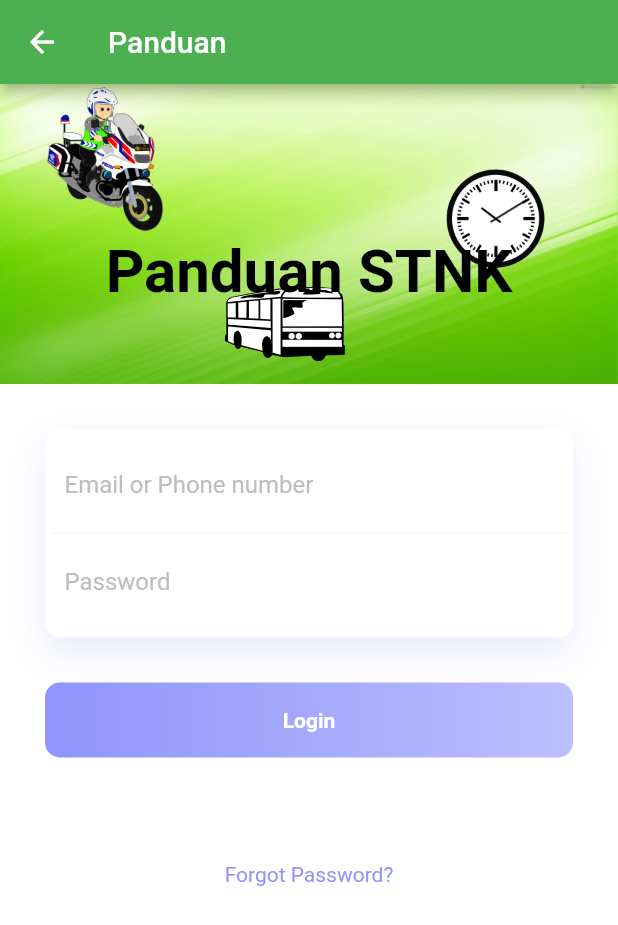
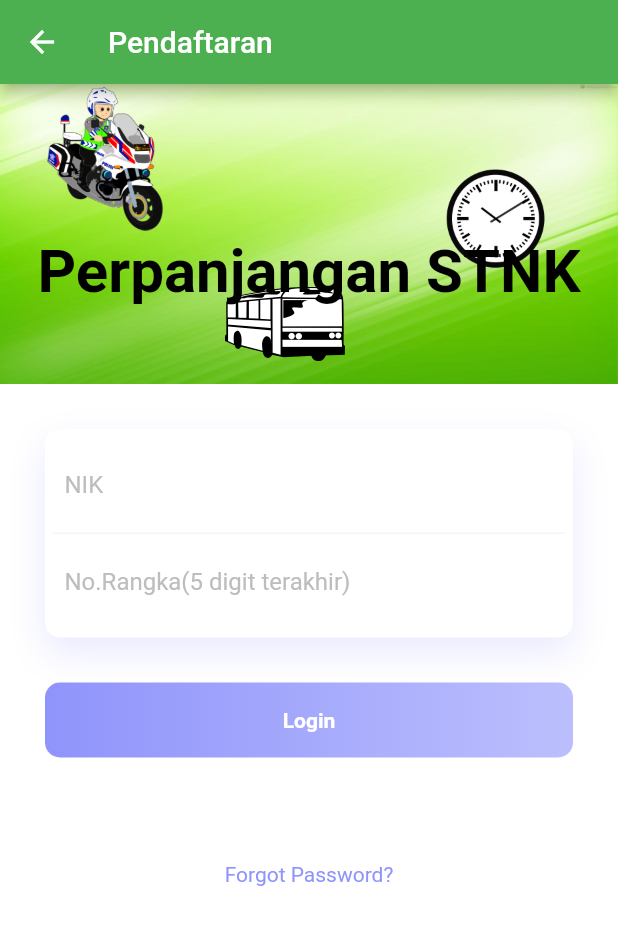
Before and after one commit to RdKaranNugraha/tubes, a Flutter app: the STNK screen opened directly, after a tap on "Pendaftaran Perpanjangan STNK", on a phone screen of 412 x 824 dp. Shown: the top 925 px of the screen. Run offline on Flutter 3.47's test engine with Material 2 defaults, Android fonts, the phone set to English and light mode, and no system bars.

Commit message:
revisi 4
revisi 4

```diff
--- /dev/null
+++ b/lib/pendaftaranstnk.dart
@@ -0,0 +1,151 @@
+// import 'package:day12_login/Animation/FadeAnimation.dart';
+import 'package:flutter/material.dart';
+import 'package:tubes/stnk.dart';
+
+class PendaftaranSTNK extends StatefulWidget {
+  @override
+  _PendaftaranSTNKState createState() => _PendaftaranSTNKState();
+}
+
+class _PendaftaranSTNKState extends State<PendaftaranSTNK>
+    with SingleTickerProviderStateMixin {
+  @override
+  Widget build(BuildContext context) {
+    return Scaffold(
+        appBar: AppBar(
+          backgroundColor: Colors.green,
+          title: Text("Pendaftaran"),
+        ),
+        backgroundColor: Colors.white,
+        body: Container(
+          child: Column(
+            children: <Widget>[
+              Container(
+                height: 200,
+                decoration: BoxDecoration(
+                    image: DecorationImage(
+                        image: AssetImage('assets/images/background.jpg'),
+                        fit: BoxFit.fill)),
+                child: Stack(
+                  children: <Widget>[
+                    Positioned(
+                      left: 30,
+                      width: 80,
+                      height: 100,
+                      child: Container(
+                        decoration: BoxDecoration(
+                            image: DecorationImage(
+                                image: AssetImage('assets/images/motor.png'))),
+                      ),
+                    ),
+                    Positioned(
+                      left: 150,
+                      width: 80,
+                      height: 320,
+                      child: Container(
+                        decoration: BoxDecoration(
+                            image: DecorationImage(
+                                image: AssetImage('assets/images/bus.png'))),
+                      ),
+                    ),
+                    Positioned(
+                      right: 40,
+                      top: 40,
+                      width: 80,
+                      height: 100,
+                      child: Container(
+                        decoration: BoxDecoration(
+                            image: DecorationImage(
+                                image: AssetImage('assets/images/jam.png'))),
+                      ),
+                    ),
+                    Positioned(
+                      child: Container(
+                        margin: EdgeInsets.only(top: 50),
+                        child: Center(
+                          child: Text(
+                            "Perpanjangan STNK",
+                            style: TextStyle(
+                                color: Colors.black,
+                                fontSize: 40,
+                                fontWeight: FontWeight.bold),
+                          ),
+                        ),
+                      ),
+                    )
+                  ],
+                ),
+              ),
+              Padding(
+                  padding: EdgeInsets.all(30.0),
+                  child: Column(children: <Widget>[
+                    Container(
+                      padding: EdgeInsets.all(5),
+                      decoration: BoxDecoration(
+                          color: Colors.white,
+                          borderRadius: BorderRadius.circular(10),
+                          boxShadow: [
+                            BoxShadow(
+                                color: Color.fromRGBO(143, 148, 251, .2),
+                                blurRadius: 20.0,
+                                offset: Offset(0, 10))
+                          ]),
+                      child: Column(
+                        children: <Widget>[
+                          Container(
+                            padding: EdgeInsets.all(8.0),
+                            decoration: BoxDecoration(
+                                border: Border(
+                                    bottom:
+                                        BorderSide(color: Colors.grey[100]))),
+                            child: TextField(
+                              decoration: InputDecoration(
+                                  border: InputBorder.none,
+                                  hintText: "NIK",
+                                  hintStyle:
+                                      TextStyle(color: Colors.grey[400])),
+                            ),
+                          ),
+                          Container(
+                            padding: EdgeInsets.all(8.0),
+                            child: TextField(
+                              decoration: InputDecoration(
+                                  border: InputBorder.none,
+                                  hintText: "No.Rangka(5 digit terakhir)",
+                                  hintStyle:
+                                      TextStyle(color: Colors.grey[400])),
+                            ),
+                          )
+                        ],
+                      ),
+                    ),
+                    SizedBox(
+                      height: 30,
+                    ),
+                    Container(
+                      height: 50,
+                      decoration: BoxDecoration(
+                          borderRadius: BorderRadius.circular(10),
+                          gradient: LinearGradient(colors: [
+                            Color.fromRGBO(143, 148, 251, 1),
+                            Color.fromRGBO(143, 148, 251, .6),
+                          ])),
+                      child: Center(
+                        child: Text(
+                          "Login",
+                          style: TextStyle(
+                              color: Colors.white, fontWeight: FontWeight.bold),
+                        ),
+                      ),
+                    ),
+                    SizedBox(height: 70),
+                    Text(
+                      "Forgot Password?",
+                      style: TextStyle(color: Color.fromRGBO(143, 148, 251, 1)),
+                    ),
+                  ]))
+            ],
+          ),
+        ));
+  }
+}
--- a/lib/stnk.dart
+++ b/lib/stnk.dart
@@ -1,5 +1,6 @@
 import 'package:flutter/material.dart';
 import 'package:tubes/home.dart';
+import 'package:tubes/pendaftaranstnk.dart';
 import 'panduan.dart' as panduan;
 import 'pendaftaran.dart' as pendaftaran;
 import 'infopajak.dart' as infopajak;
@@ -106,7 +107,7 @@ class _STNKState extends State<STNK> with SingleTickerProviderStateMixin {
                             Navigator.push(
                                 context,
                                 MaterialPageRoute(
-                                    builder: (context) => panduan.Panduan()));
+                                    builder: (context) => PendaftaranSTNK()));
                           },
                         )
                         )
```
Also changed, not shown: 3 other files.
